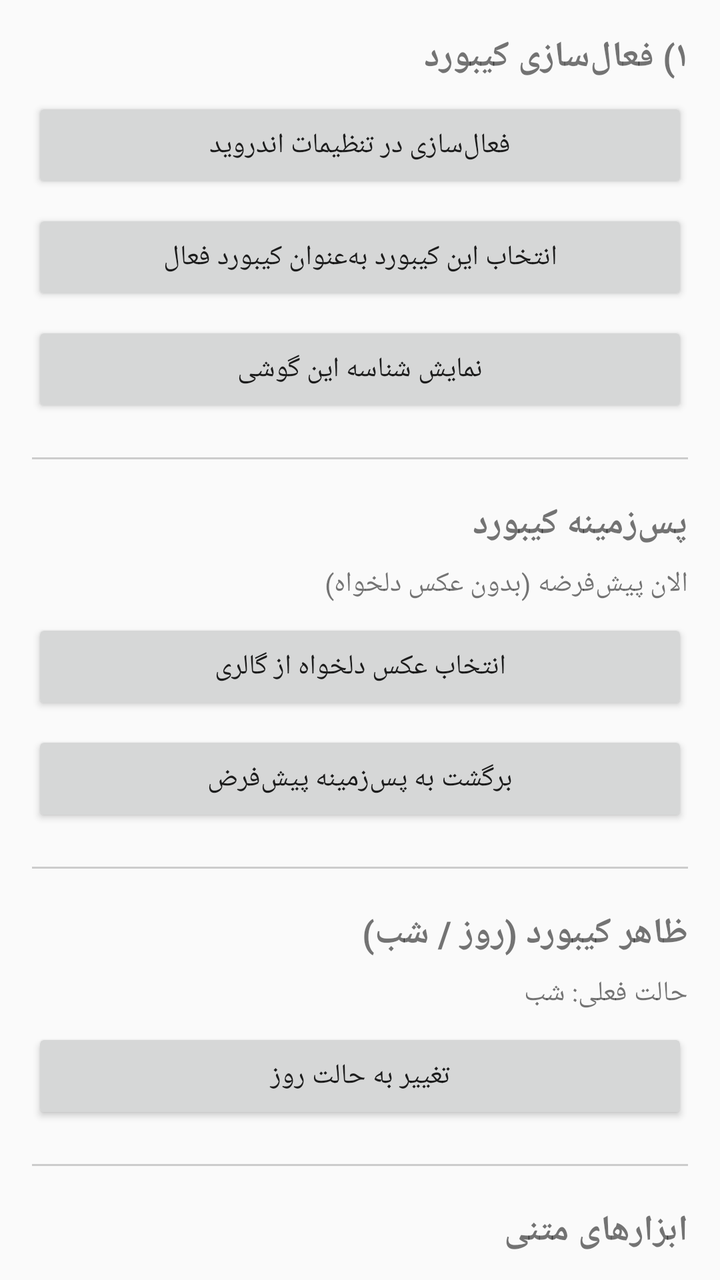
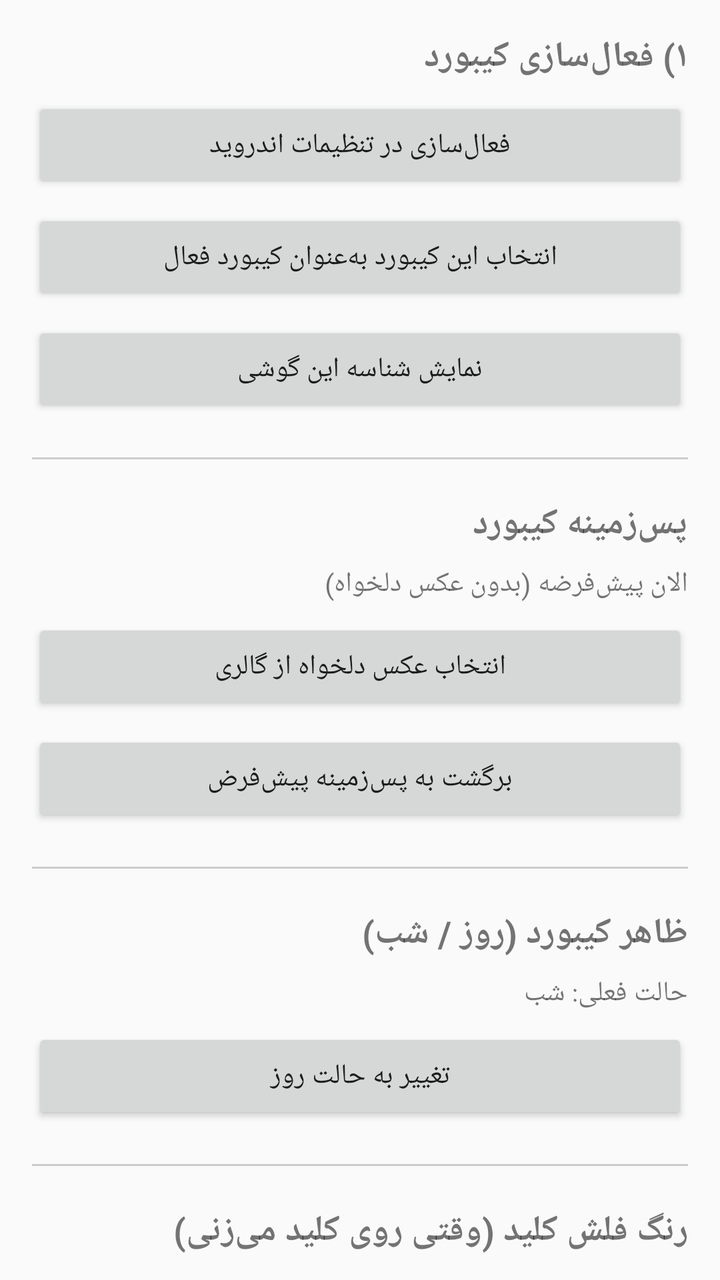

Screens rendered from an Android XML layout before and after an edit, with the pre-edit source and the edit as a unified diff.
<!-- AndroidManifest.xml: application theme Theme.AppCompat.Light -->
<!-- res/layout/activity_settings.xml -->
<?xml version="1.0" encoding="utf-8"?>
<androidx.core.widget.NestedScrollView xmlns:android="http://schemas.android.com/apk/res/android"
    android:layout_width="match_parent"
    android:layout_height="match_parent">

    <LinearLayout
        android:layout_width="match_parent"
        android:layout_height="wrap_content"
        android:orientation="vertical"
        android:padding="16dp">

        <TextView
            android:layout_width="match_parent"
            android:layout_height="wrap_content"
            android:text="۱) فعال‌سازی کیبورد"
            android:textStyle="bold"
            android:textSize="18sp"
            android:paddingBottom="8dp" />

        <Button
            android:id="@+id/btnEnableKeyboard"
            android:layout_width="match_parent"
            android:layout_height="wrap_content"
            android:text="فعال‌سازی در تنظیمات اندروید" />

        <Button
            android:id="@+id/btnSwitchKeyboard"
            android:layout_width="match_parent"
            android:layout_height="wrap_content"
            android:layout_marginTop="8dp"
            android:text="انتخاب این کیبورد به‌عنوان کیبورد فعال" />

        <Button
            android:id="@+id/btnShowDeviceId"
            android:layout_width="match_parent"
            android:layout_height="wrap_content"
            android:layout_marginTop="8dp"
            android:text="نمایش شناسه این گوشی" />

        <View
            android:layout_width="match_parent"
            android:layout_height="1dp"
            android:background="#CCCCCC"
            android:layout_marginVertical="20dp" />

        <TextView
            android:layout_width="match_parent"
            android:layout_height="wrap_content"
            android:text="پس‌زمینه کیبورد"
            android:textStyle="bold"
            android:textSize="18sp"
            android:paddingBottom="8dp" />

        <TextView
            android:id="@+id/txtBackgroundStatus"
            android:layout_width="match_parent"
            android:layout_height="wrap_content"
            android:layout_marginBottom="8dp"
            android:text="الان پیش‌فرضه (بدون عکس دلخواه)" />

        <Button
            android:id="@+id/btnPickBackground"
            android:layout_width="match_parent"
            android:layout_height="wrap_content"
            android:text="انتخاب عکس دلخواه از گالری" />

        <Button
            android:id="@+id/btnResetBackground"
            android:layout_width="match_parent"
            android:layout_height="wrap_content"
            android:layout_marginTop="8dp"
            android:text="برگشت به پس‌زمینه پیش‌فرض" />

        <View
            android:layout_width="match_parent"
            android:layout_height="1dp"
            android:background="#CCCCCC"
            android:layout_marginVertical="20dp" />

        <TextView
            android:layout_width="match_parent"
            android:layout_height="wrap_content"
            android:text="ظاهر کیبورد (روز / شب)"
            android:textStyle="bold"
            android:textSize="18sp"
            android:paddingBottom="8dp" />

        <TextView
            android:id="@+id/txtThemeStatus"
            android:layout_width="match_parent"
            android:layout_height="wrap_content"
            android:layout_marginBottom="8dp"
            android:text="حالت فعلی: شب" />

        <Button
            android:id="@+id/btnToggleTheme"
            android:layout_width="match_parent"
            android:layout_height="wrap_content"
            android:text="تغییر به حالت روز" />

        <View
            android:layout_width="match_parent"
            android:layout_height="1dp"
            android:background="#CCCCCC"
            android:layout_marginVertical="20dp" />

        <TextView
            android:layout_width="match_parent"
            android:layout_height="wrap_content"
            android:text="ابزارهای متنی"
            android:textStyle="bold"
            android:textSize="18sp"
            android:paddingBottom="8dp" />

        <Button
            android:id="@+id/btnWordShuffle"
            android:layout_width="match_parent"
            android:layout_height="wrap_content"
            android:text="ترکیب کلمات" />

        <Button
            android:id="@+id/btnTextReplace"
            android:layout_width="match_parent"
            android:layout_height="wrap_content"
            android:layout_marginTop="8dp"
            android:text="حذف و جایگزینی کلمات" />

        <Button
            android:id="@+id/btnAiWriter"
            android:layout_width="match_parent"
            android:layout_height="wrap_content"
            android:layout_marginTop="8dp"
            android:text="دستیار هوش مصنوعی داستان‌نویسی" />

        <Button
            android:id="@+id/btnKeyLayout"
            android:layout_width="match_parent"
            android:layout_height="wrap_content"
            android:layout_marginTop="8dp"
            android:text="جابجایی دستی چیدمان کلیدها" />

        <Button
            android:id="@+id/btnOverlapFinder"
            android:layout_width="match_parent"
            android:layout_height="wrap_content"
            android:layout_marginTop="8dp"
            android:text="الصاق‌گیر" />

        <Button
            android:id="@+id/btnKeyboardEditor"
            android:layout_width="match_parent"
            android:layout_height="wrap_content"
            android:layout_marginTop="8dp"
            android:text="ویرایش‌گر کیبورد" />

        <View
            android:layout_width="match_parent"
            android:layout_height="1dp"
            android:background="#CCCCCC"
            android:layout_marginVertical="20dp" />

        <TextView
            android:layout_width="match_parent"
            android:layout_height="wrap_content"
            android:text="۲) متن اختصاصی هر حرف (با دوبار ضربه فعال می‌شود)"
            android:textStyle="bold"
            android:textSize="18sp"
            android:paddingBottom="8dp" />

        <LinearLayout
            android:id="@+id/lettersContainer"
            android:layout_width="match_parent"
            android:layout_height="wrap_content"
            android:orientation="vertical" />

        <View
            android:layout_width="match_parent"
            android:layout_height="1dp"
            android:background="#CCCCCC"
            android:layout_marginVertical="20dp" />

        <TextView
            android:layout_width="match_parent"
            android:layout_height="wrap_content"
            android:text="۳) متن تایپ خودکار"
            android:textStyle="bold"
            android:textSize="18sp"
            android:paddingBottom="8dp" />

        <EditText
            android:id="@+id/autoTypeEditText"
            android:layout_width="match_parent"
            android:layout_height="wrap_content"
            android:minLines="6"
            android:gravity="top|start"
            android:hint="متنی که باید خودکار تایپ بشه رو اینجا بچسبون..." />

        <TextView
            android:id="@+id/speedLabel"
            android:layout_width="match_parent"
            android:layout_height="wrap_content"
            android:layout_marginTop="12dp"
            android:text="سرعت تایپ" />

        <SeekBar
            android:id="@+id/speedSeekBar"
            android:layout_width="match_parent"
            android:layout_height="wrap_content"
            android:max="295" />

        <Button
            android:id="@+id/btnSaveAutoType"
            android:layout_width="match_parent"
            android:layout_height="wrap_content"
            android:layout_marginTop="12dp"
            android:text="ذخیره متن و سرعت" />

        <TextView
            android:layout_width="match_parent"
            android:layout_height="wrap_content"
            android:layout_marginTop="16dp"
            android:textColor="#666666"
            android:text="برای شروع تایپ خودکار: برو توی هر اپی، روی فیلد متنی ضربه بزن، این کیبورد رو انتخاب کن و دکمه ▶ روی کیبورد رو بزن. برای توقف دوباره ▶ رو بزن." />

    </LinearLayout>
</androidx.core.widget.NestedScrollView>
<!-- resources referenced by this layout -->
<resources>

</resources>

<!-- the commit's change to res/layout/activity_settings.xml (unified diff, before → after) -->
@@ -107,6 +107,70 @@
         <TextView
             android:layout_width="match_parent"
             android:layout_height="wrap_content"
+            android:text="رنگ فلش کلید (وقتی روی کلید می‌زنی)"
+            android:textStyle="bold"
+            android:textSize="18sp"
+            android:paddingBottom="8dp" />
+
+        <LinearLayout
+            android:layout_width="match_parent"
+            android:layout_height="wrap_content"
+            android:orientation="horizontal"
+            android:gravity="center_vertical"
+            android:layout_marginBottom="8dp">
+
+            <View
+                android:id="@+id/viewFlashColorPreview"
+                android:layout_width="40dp"
+                android:layout_height="40dp"
+                android:layout_marginEnd="10dp" />
+
+            <TextView
+                android:id="@+id/txtFlashColorStatus"
+                android:layout_width="wrap_content"
+                android:layout_height="wrap_content"
+                android:text="رنگ فعلی: #E23B3B" />
+
+        </LinearLayout>
+
+        <GridLayout
+            android:id="@+id/flashColorGrid"
+            android:layout_width="match_parent"
+            android:layout_height="wrap_content"
+            android:columnCount="6"
+            android:layout_marginBottom="12dp" />
+
+        <LinearLayout
+            android:layout_width="match_parent"
+            android:layout_height="wrap_content"
+            android:orientation="horizontal">
+
+            <EditText
+                android:id="@+id/flashColorHexEditText"
+                android:layout_width="0dp"
+                android:layout_height="wrap_content"
+                android:layout_weight="1"
+                android:hint="کدِ رنگِ دلخواه، مثلاً FF5733"
+                android:maxLines="1" />
+
+            <Button
+                android:id="@+id/btnApplyFlashColorHex"
+                android:layout_width="wrap_content"
+                android:layout_height="wrap_content"
+                android:layout_marginStart="8dp"
+                android:text="اعمال" />
+
+        </LinearLayout>
+
+        <View
+            android:layout_width="match_parent"
+            android:layout_height="1dp"
+            android:background="#CCCCCC"
+            android:layout_marginVertical="20dp" />
+
+        <TextView
+            android:layout_width="match_parent"
+            android:layout_height="wrap_content"
             android:text="ابزارهای متنی"
             android:textStyle="bold"
             android:textSize="18sp"
